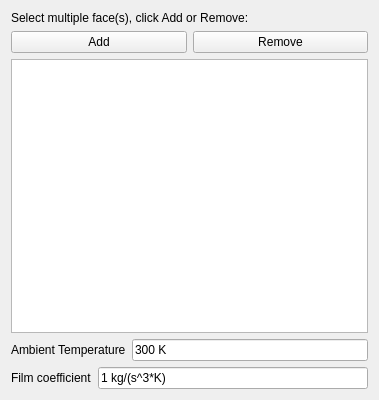
This is src/Mod/Fem/Gui/TaskFemConstraintHeatflux.ui in makkemal/FreeCAD as Qt 5 draws it before an edit. The edited form follows.
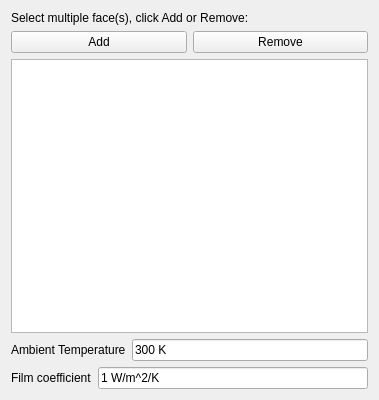
This is the edited form. Custom widgets are drawn as their Qt base class.

```diff
--- a/src/Mod/Fem/Gui/TaskFemConstraintHeatflux.ui
+++ b/src/Mod/Fem/Gui/TaskFemConstraintHeatflux.ui
@@ -75,7 +75,7 @@
      <item>
       <widget class="Gui::InputField" name="if_filmcoef">
        <property name="text">
-        <string>1 kg/(s^3*K)</string>
+        <string>1 W/m^2/K</string>
        </property>
        <property name="unit" stdset="0">
         <string notr="true"/>
```
Left out of the diff: 4 changed lines with no effect on the pictures.
